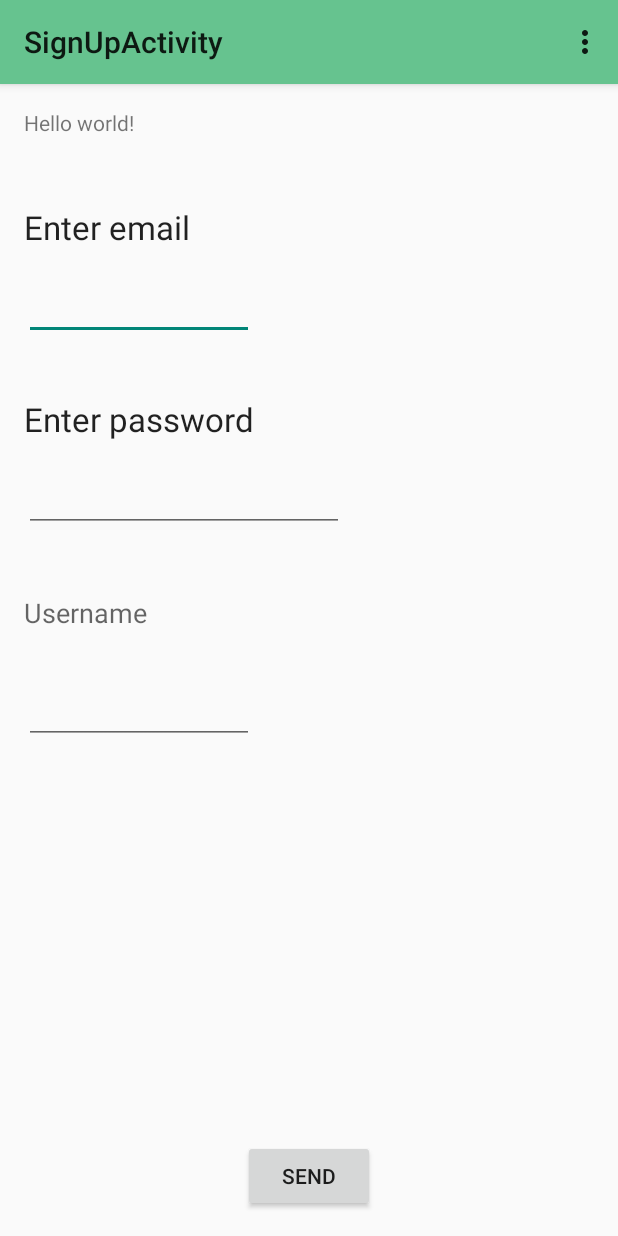
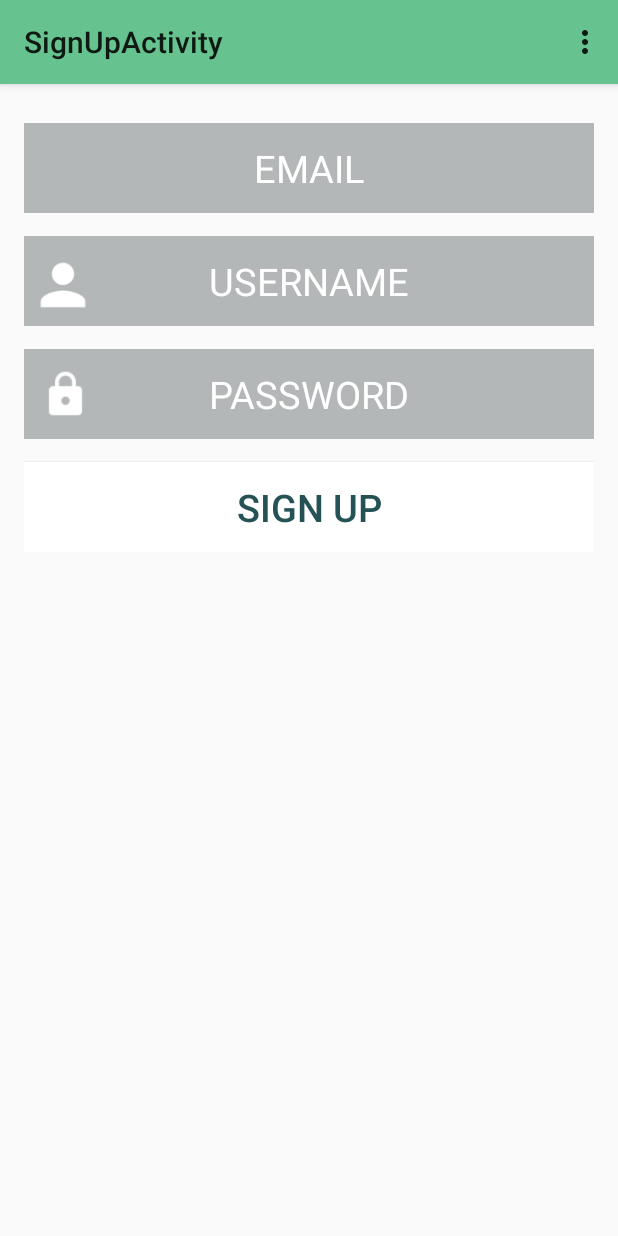
Before and after one commit to kuhnp/stickerProject, an Android app: the screen it shows after launch (SignUpActivity), after a tap on "Sign Up", on a phone screen of 412 x 824 dp. Run offline under Robolectric (Android 15) with nearby library versions, the phone set to English and light mode, and no system bars; libraries missing offline, so code that uses them is left out: com.nostra13.universalimageloader.

Commit message:
[SignUpActivity] Refactor code

```diff
--- a/stickerProject/app/src/main/java/com/example/rrhg5930/stickerproject/SignInActivity.java
+++ b/stickerProject/app/src/main/java/com/example/rrhg5930/stickerproject/SignInActivity.java
@@ -58,9 +58,9 @@ public class SignInActivity extends ActionBarActivity {
 
         /*************   Grab resources   **************/
         application = (StickerApp) getApplicationContext();
-        mBLoggin = (Button)findViewById(R.id.loginB);
-        mPwEditText = (EditText) findViewById(R.id.pwdET);
-        mUsernameEditText = (EditText) findViewById(R.id.usernameET);
+        mBLoggin = (Button)findViewById(R.id.signUpB);
+        mPwEditText = (EditText) findViewById(R.id.pwdETSignUp);
+        mUsernameEditText = (EditText) findViewById(R.id.usernameETSignUp);
         sharedPref = PreferenceManager.getDefaultSharedPreferences(getApplicationContext());
         mSignUpTextView = (TextView) findViewById(R.id.clickableTextView);
         e = sharedPref.edit();
--- a/stickerProject/app/src/main/java/com/example/rrhg5930/stickerproject/SignUpActivity.java
+++ b/stickerProject/app/src/main/java/com/example/rrhg5930/stickerproject/SignUpActivity.java
@@ -22,13 +22,20 @@ import java.net.URL;
 
 public class SignUpActivity extends ActionBarActivity {
 
-    Button bSend;
-    EditText pwEditText;
-    EditText emailEditText;
-    EditText usernameEditText;
-    String email;
-    String pw;
-    String username;
+
+    /*************   UI   **************/
+    private Button mSignUpB;
+    private EditText mPwEditText;
+    private EditText mEmailEditText;
+    private EditText mUsernameEditText;
+
+
+    /*************   User imputs   **************/
+    private String mEmail;
+    private String mPwd;
+    private String mUsername;
+
+    /*************   Preferences & error   **************/
     int err = 0;
     private StickerApp application;
     SharedPreferences sharedPref;
@@ -39,24 +46,35 @@ public class SignUpActivity extends ActionBarActivity {
         super.onCreate(savedInstanceState);
         setContentView(R.layout.activity_sign_up);
 
+        application = (StickerApp) getApplicationContext();
         sharedPref = PreferenceManager.getDefaultSharedPreferences(getApplicationContext());
         e = sharedPref.edit();
 
-        bSend = (Button) findViewById(R.id.button5);
-        pwEditText = (EditText) findViewById(R.id.editText4);
-        emailEditText = (EditText) findViewById(R.id.editText3);
-        usernameEditText = (EditText) findViewById(R.id.editText5);
-        application = (StickerApp) getApplicationContext();
+        mSignUpB = (Button) findViewById(R.id.signUpB);
+        mPwEditText = (EditText) findViewById(R.id.pwdETSignUp);
+        mEmailEditText = (EditText) findViewById(R.id.emailET);
+        mUsernameEditText = (EditText) findViewById(R.id.usernameETSignUp);
 
-        bSend.setOnClickListener(new View.OnClickListener() {
+
+        mSignUpB.setOnClickListener(new View.OnClickListener() {
             @Override
             public void onClick(View v) {
-                email = emailEditText.getText().toString();
-                pw = pwEditText.getText().toString();
-                username = usernameEditText.getText().toString();
-                SignUpTask task = new SignUpTask();
-                task.execute();
-
+                mEmail = mEmailEditText.getText().toString();
+                mPwd = mPwEditText.getText().toString();
+                mUsername = mUsernameEditText.getText().toString();
+                if(mUsername.isEmpty()){
+                    Toast.makeText(getApplicationContext(),"Username is empty",Toast.LENGTH_SHORT).show();
+                }
+                else if(mPwd.isEmpty()){
+                    Toast.makeText(getApplicationContext(),"Password is empty",Toast.LENGTH_SHORT).show();
+                }
+                else if(mEmail.isEmpty()){
+                    Toast.makeText(getApplicationContext(),"Email is empty",Toast.LENGTH_SHORT).show();
+                }
+                else {
+                    SignUpTask task = new SignUpTask();
+                    task.execute();
+                }
 
             }
         });
@@ -101,12 +119,12 @@ public class SignUpActivity extends ActionBarActivity {
         @Override
         protected Long doInBackground(URL... arg0) {
 
-        JSONObject response = application.stickerRest.signUp(email,pw, username);
+        JSONObject response = application.stickerRest.signUp(mEmail, mPwd, mUsername);
             try {
                 if(response.getString("type") == "true"){
                     String token = response.getString("token");
                     e.putString("token", token.toString());
-                    e.putString("username",username);
+                    e.putString("username",mUsername);
                     e.putBoolean("isLoggedIn",true);
                     e.commit();
                     Log.d("SignUp", "token = "+token);
@@ -127,7 +145,7 @@ public class SignUpActivity extends ActionBarActivity {
         @Override
         protected void onPostExecute(Long result) {
             if(err == 0)
-        goToMainActivity();
+                goToMainActivity();
             else {
                 Toast toast = Toast.makeText(getApplicationContext(),"Error when sigining up",Toast.LENGTH_LONG);
                 toast.show();
--- a/stickerProject/app/src/main/res/layout/activity_sign_in.xml
+++ b/stickerProject/app/src/main/res/layout/activity_sign_in.xml
@@ -23,7 +23,7 @@
         <EditText
             android:layout_width="match_parent"
             android:layout_height="60dp"
-            android:id="@+id/usernameET"
+            android:id="@+id/usernameETSignUp"
             android:gravity="center"
             android:layout_marginTop="50dp"
             android:layout_alignParentLeft="true"
@@ -49,13 +49,13 @@
             android:layout_height="60dp"
             android:inputType="textPassword"
             android:hint="PASSWORD"
-            android:id="@+id/pwdET"
+            android:id="@+id/pwdETSignUp"
             android:editable="true"
             android:textColor="#FFFFFF"
             android:textColorHint="#FFFFFF"
             android:textSize="25dp"
             android:background="@drawable/login_edit_text"
-            android:layout_below="@+id/usernameET"
+            android:layout_below="@+id/usernameETSignUp"
             android:layout_marginTop="15dp"
             android:gravity="center"
             />
@@ -73,25 +73,16 @@
         <Button
             android:layout_width="match_parent"
             android:layout_height="60dp"
-            android:layout_below="@id/pwdET"
+            android:layout_below="@id/pwdETSignUp"
             android:background="@drawable/login_send_button"
             android:layout_marginTop="15dp"
             android:textSize="25dp"
             android:text="login"
             android:textColor="#255254"
-            android:id="@+id/loginB"/>
+            android:id="@+id/signUpB"/>
 
     </RelativeLayout>
 
-    <Button
-        style="?android:attr/buttonStyleSmall"
-        android:layout_width="wrap_content"
-        android:layout_height="wrap_content"
-        android:text="Signup"
-        android:id="@+id/signupB"
-        android:layout_alignParentBottom="true"
-        android:layout_centerHorizontal="true"
-        android:layout_marginBottom="65dp" />
 
     <TextView
         android:layout_width="match_parent"
@@ -101,7 +92,7 @@
         android:gravity="center"
         android:textColor="#000000"
         android:layout_below="@+id/loginRelativeLayout"
-        android:layout_marginTop="15dp"/>
+        android:layout_marginTop="150dp"/>
     <TextView
         android:layout_width="match_parent"
         android:layout_height="wrap_content"
@@ -111,9 +102,7 @@
         android:textColor="#FF150C64"
         android:textSize="25dp"
         android:layout_below="@+id/noAccountTextView"
-        android:layout_marginTop="10dp"
-
-        />
+        android:layout_marginTop="10dp"/>
 
 
 </RelativeLayout>
--- a/stickerProject/app/src/main/res/layout/activity_sign_up.xml
+++ b/stickerProject/app/src/main/res/layout/activity_sign_up.xml
@@ -6,86 +6,96 @@
     android:paddingBottom="@dimen/activity_vertical_margin"
     tools:context="com.example.rrhg5930.stickerproject.SignUpActivity">
 
-    <TextView android:text="@string/hello_world" android:layout_width="wrap_content"
+    <RelativeLayout
+        android:layout_width="match_parent"
         android:layout_height="wrap_content"
-        android:id="@+id/textView2" />
+        android:id="@+id/signUpRelativeLayout"
+        android:orientation="horizontal"
+        android:layout_marginTop="-30dp"
+        android:layout_alignParentTop="true"
+        android:layout_alignParentLeft="true"
+        android:layout_alignParentStart="true">
 
-    <TextView
-        android:layout_width="wrap_content"
-        android:layout_height="wrap_content"
-        android:textAppearance="?android:attr/textAppearanceLarge"
-        android:text="Enter email"
-        android:id="@+id/emailText2"
-        android:layout_below="@+id/textView2"
-        android:layout_alignParentLeft="true"
-        android:layout_alignParentStart="true"
-        android:layout_marginTop="45dp" />
 
-    <TextView
-        android:layout_width="wrap_content"
-        android:layout_height="wrap_content"
-        android:textAppearance="?android:attr/textAppearanceLarge"
-        android:text="Enter password"
-        android:id="@+id/pwText2"
 
-        android:layout_below="@+id/editText3"
-        android:layout_alignParentLeft="true"
-        android:layout_alignParentStart="true"
-        android:layout_marginTop="38dp" />
+        <EditText
+            android:layout_width="match_parent"
+            android:layout_height="60dp"
+            android:id="@+id/emailET"
+            android:layout_alignParentTop="true"
+            android:layout_marginTop="40dp"
+            android:background="@drawable/login_edit_text"
+            android:editable="true"
+            android:hint="EMAIL"
+            android:textSize="25dp"
+            android:textColor="#FFFFFF"
+            android:textColorHint="#FFFFFF"
+            android:gravity="center"
+            />
 
-    <EditText
-        android:layout_width="wrap_content"
-        android:layout_height="wrap_content"
-        android:id="@+id/editText3"
-        android:layout_marginTop="15dp"
-        android:layout_below="@+id/emailText2"
-        android:layout_alignParentLeft="true"
-        android:layout_alignParentStart="true"
-        android:layout_alignRight="@+id/pwText2"
-        android:layout_alignEnd="@+id/pwText2" />
+        <EditText
+            android:layout_width="match_parent"
+            android:layout_height="60dp"
+            android:id="@+id/usernameETSignUp"
+            android:gravity="center"
+            android:layout_below="@+id/emailET"
+            android:layout_marginTop="15dp"
+            android:layout_alignParentLeft="true"
+            android:editable="true"
+            android:hint="USERNAME"
+            android:textSize="25dp"
+            android:textColor="#FFFFFF"
+            android:textColorHint="#FFFFFF"
+            android:background="@drawable/login_edit_text"
+            />
+        <ImageView
+            android:layout_width="40dp"
+            android:layout_height="40dp"
+            android:id="@+id/usernameIV"
+            android:src="@drawable/profile"
+            android:layout_marginTop="128dp"
+            android:layout_marginLeft="6dp"/>
 
-    <EditText
-        android:layout_width="wrap_content"
-        android:layout_height="wrap_content"
-        android:inputType="textPassword"
-        android:ems="10"
-        android:id="@+id/editText4"
-        android:layout_below="@+id/pwText2"
-        android:layout_alignParentLeft="true"
-        android:layout_alignParentStart="true"
-        android:layout_marginTop="15dp" />
 
-    <Button
-        android:layout_width="wrap_content"
-        android:layout_height="wrap_content"
-        android:text="Send"
-        android:id="@+id/button5"
-        android:layout_alignParentBottom="true"
-        android:layout_centerHorizontal="true" />
 
-    <TextView
-        android:layout_width="wrap_content"
-        android:layout_height="wrap_content"
-        android:textAppearance="?android:attr/textAppearanceMedium"
-        android:text="Username"
-        android:id="@+id/textView4"
-        android:layout_marginTop="41dp"
-        android:layout_below="@+id/editText4"
-        android:layout_alignRight="@+id/emailText2"
-        android:layout_alignEnd="@+id/emailText2"
-        android:layout_alignParentLeft="true"
-        android:layout_alignParentStart="true" />
+        <EditText
+            android:layout_width="match_parent"
+            android:layout_height="60dp"
+            android:inputType="textPassword"
+            android:hint="PASSWORD"
+            android:id="@+id/pwdETSignUp"
+            android:editable="true"
+            android:textColor="#FFFFFF"
+            android:textColorHint="#FFFFFF"
+            android:textSize="25dp"
+            android:background="@drawable/login_edit_text"
+            android:layout_below="@+id/usernameETSignUp"
+            android:layout_marginTop="15dp"
+            android:gravity="center"
+            />
 
-    <EditText
-        android:layout_width="wrap_content"
-        android:layout_height="wrap_content"
-        android:id="@+id/editText5"
-        android:layout_below="@+id/textView4"
-        android:layout_alignParentLeft="true"
-        android:layout_alignParentStart="true"
-        android:layout_marginTop="30dp"
-        android:layout_alignRight="@+id/pwText2"
-        android:layout_alignEnd="@+id/pwText2" />
+        <ImageView
+            android:layout_width="55dp"
+            android:layout_height="55dp"
+            android:id="@+id/pwdIV"
+            android:src="@drawable/lock"
+            android:layout_marginTop="193dp"
+            android:layout_alignParentLeft="true"
+
+            />
+
+        <Button
+            android:layout_width="match_parent"
+            android:layout_height="60dp"
+            android:layout_below="@id/pwdETSignUp"
+            android:background="@drawable/login_send_button"
+            android:layout_marginTop="15dp"
+            android:textSize="25dp"
+            android:text="Sign Up"
+            android:textColor="#255254"
+            android:id="@+id/signUpB"/>
+
+    </RelativeLayout>
 
 
 </RelativeLayout>
--- a/stickerProject/app/src/main/res/layout/activity_splash.xml
+++ b/stickerProject/app/src/main/res/layout/activity_splash.xml
@@ -3,22 +3,6 @@
     android:layout_height="match_parent"
     tools:context="com.example.rrhg5930.stickerproject.SplashActivity">
 
-
-
-    <ImageView
-        android:layout_width="match_parent"
-        android:layout_height="wrap_content"
-        android:src="@drawable/sticker"
-        />
-
-
-    <ImageView
-        android:layout_width="180dp"
-        android:layout_height="180dp"
-        android:src="@drawable/smiley"
-        android:layout_centerHorizontal="true"
-        android:layout_centerVertical="true"
-        />
 
     <TextView
         android:layout_width="wrap_content"
@@ -27,7 +11,7 @@
         android:text="Stick Me!"
         android:textSize="50dp"
         android:id="@+id/textView5"
-        android:layout_alignParentBottom="true"
+        android:layout_centerVertical="true"
         android:layout_centerHorizontal="true"
         android:layout_marginBottom="25dp" />
 
```
Also changed, not shown: stickerProject/app/src/main/AndroidManifest.xml (+2 -6 lines), 1 other file.
